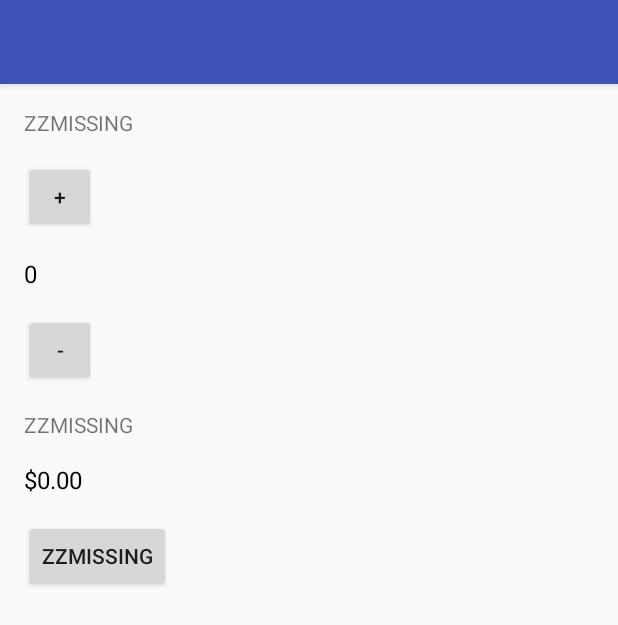
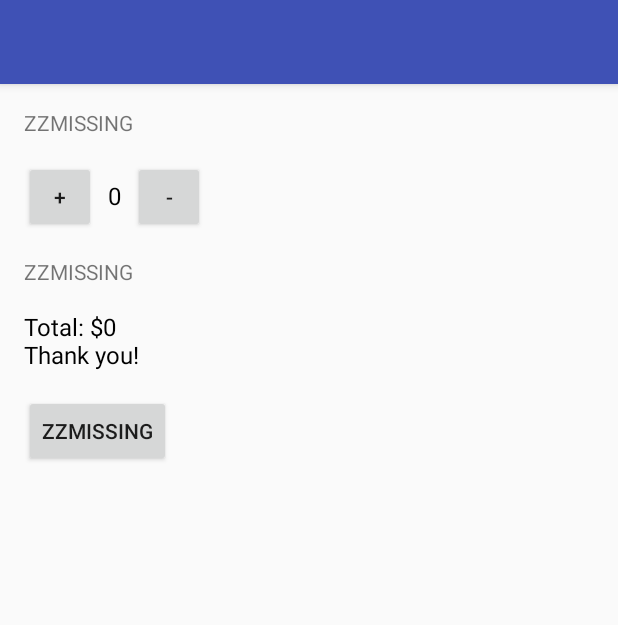
Before and after one commit to sergeykamyshov/CourseUdacity, an Android app: the screen it shows after launch (MainActivity), after a tap on an icon or button, on a phone screen of 412 x 824 dp. Shown: the top 625 px of the screen. Run offline under Robolectric (Android 15) with nearby library versions, the light colour scheme and no system bars.

Commit message:
Added final code for Just Java project

```diff
--- a/JustJava/app/src/main/java/com/android/example/justjava/MainActivity.java
+++ b/JustJava/app/src/main/java/com/android/example/justjava/MainActivity.java
@@ -24,8 +24,9 @@
      * This method is called when the order button is clicked.
      */
     public void submitOrder(View view) {
-//        display(quantity);
-        displayPrice(quantity * 5);
+        int price = quantity * 5;
+        String message = "Total: $" + price + "\n" + "Thank you!";
+        displayMessage(message);
     }
 
     /**
@@ -45,6 +46,14 @@
         priceTextView.setText(NumberFormat.getCurrencyInstance().format(number));
     }
 
+    /**
+     * This method displays the given text on the screen.
+     */
+    private void displayMessage(String message) {
+        TextView priceTextView = (TextView) findViewById(R.id.price_text_view);
+        priceTextView.setText(message);
+    }
+
     public void increment(View view) {
         quantity = quantity + 1;
         display(quantity);
--- a/JustJava/app/src/main/res/layout/activity_main.xml
+++ b/JustJava/app/src/main/res/layout/activity_main.xml
@@ -12,6 +12,11 @@
         android:text="@string/quantity"
         android:textAllCaps="true" />
 
+    <LinearLayout
+        android:layout_width="match_parent"
+        android:layout_height="wrap_content"
+        android:orientation="horizontal">
+
         <Button
             android:layout_width="48dp"
             android:layout_height="48dp"
@@ -23,7 +28,8 @@
             android:id="@+id/quantity_text_view"
             android:layout_width="wrap_content"
             android:layout_height="wrap_content"
-        android:layout_marginBottom="16dp"
+            android:layout_marginLeft="8dp"
+            android:layout_marginRight="8dp"
             android:text="0"
             android:textColor="@android:color/black"
             android:textSize="16sp" />
@@ -34,6 +40,7 @@
             android:layout_marginBottom="16dp"
             android:onClick="decrement"
             android:text="-" />
+    </LinearLayout>
 
     <TextView
         android:layout_width="wrap_content"
@@ -47,7 +54,7 @@
         android:layout_width="wrap_content"
         android:layout_height="wrap_content"
         android:layout_marginBottom="16dp"
-        android:text="$10"
+        android:text="$0"
         android:textColor="@android:color/black"
         android:textSize="16sp" />
 
```
Lines whose indentation alone changed are shown as unchanged.
